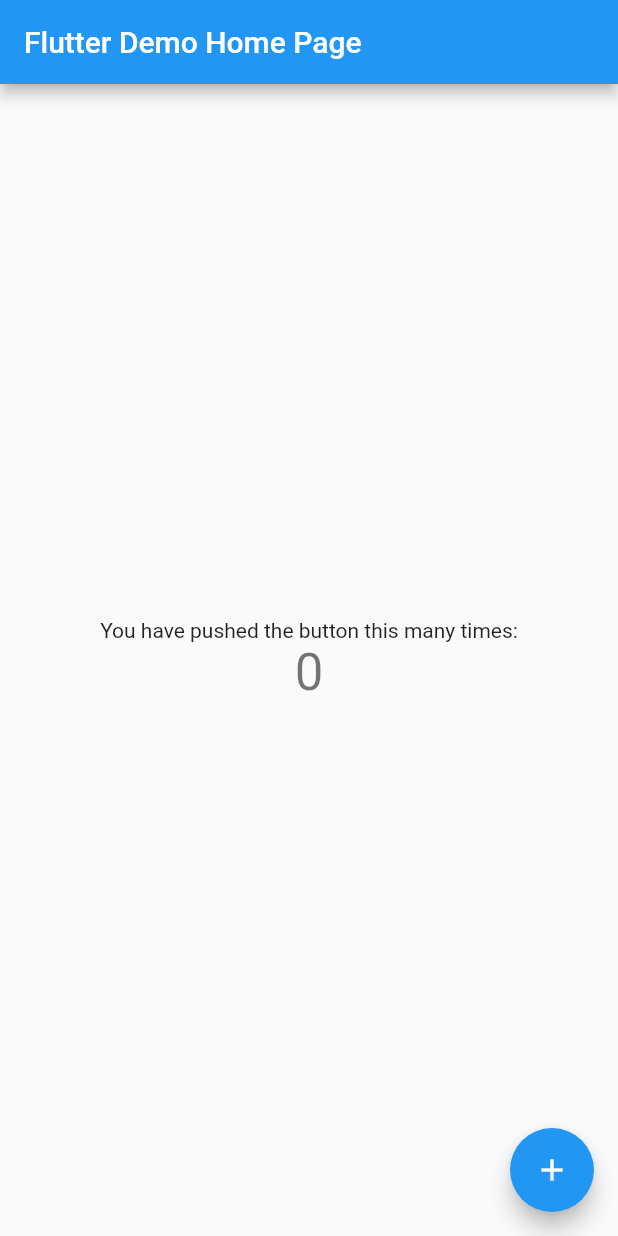
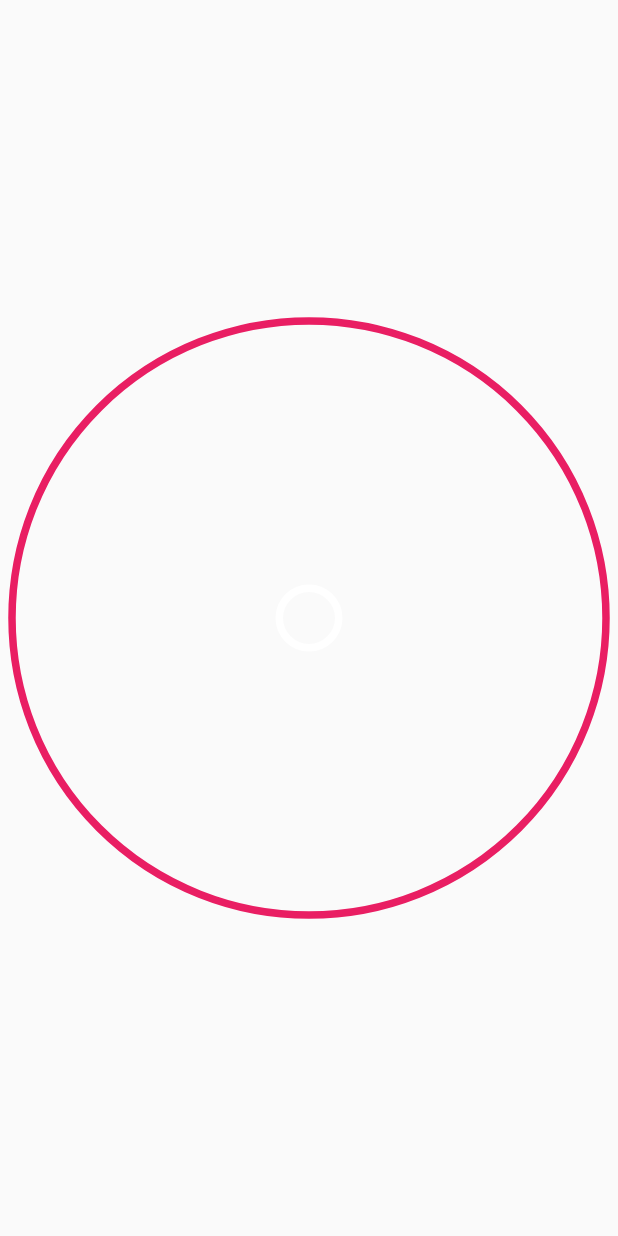
Before and after one commit to roberto-o-r/one-timer, a Flutter app: the screen it shows after launch, on a phone screen of 412 x 824 dp. Run offline on Flutter 3.47's test engine with Material 2 defaults, Android fonts, the phone set to English and light mode, and no system bars.

Commit message:
Static circle painted

```diff
--- a/lib/main.dart
+++ b/lib/main.dart
@@ -1,111 +1,96 @@
 import 'package:flutter/material.dart';
+import 'dart:math' as math;
 
-void main() => runApp(MyApp());
+void main() => runApp(MaterialApp(
+      home: OneTimerApp(),
+    ));
 
-class MyApp extends StatelessWidget {
-  // This widget is the root of your application.
+class OneTimerApp extends StatefulWidget {
+  @override
+  State<StatefulWidget> createState() => OneTimerState();
+}
+
+class OneTimerState extends State<OneTimerApp> with TickerProviderStateMixin {
+  AnimationController controller;
+
+  String get timerString {
+    Duration duration = controller.duration * controller.value;
+    return '${duration.inMinutes}:${(duration.inSeconds % 60).toString().padLeft(2, '0')}';
+  }
+
+  void initState() {
+    super.initState();
+    controller = AnimationController(
+      vsync: this,
+      duration: Duration(seconds: 20),
+    );
+  }
+
   @override
   Widget build(BuildContext context) {
-    return MaterialApp(
-      title: 'Flutter Demo',
-      theme: ThemeData(
-        // This is the theme of your application.
-        //
-        // Try running your application with "flutter run". You'll see the
-        // application has a blue toolbar. Then, without quitting the app, try
-        // changing the primarySwatch below to Colors.green and then invoke
-        // "hot reload" (press "r" in the console where you ran "flutter run",
-        // or simply save your changes to "hot reload" in a Flutter IDE).
-        // Notice that the counter didn't reset back to zero; the application
-        // is not restarted.
-        primarySwatch: Colors.blue,
+    return Scaffold(
+      body: Padding(
+        padding: EdgeInsets.all(8.0),
+        child: Column(
+          children: <Widget>[
+            Expanded(
+              child: Align(
+                alignment: FractionalOffset.center,
+                child: AspectRatio(
+                  aspectRatio: 1.0,
+                  child: Stack(
+                    children: <Widget>[
+                      Positioned.fill(
+                        child: AnimatedBuilder(
+                          animation: controller,
+                          builder: (BuildContext context, Widget child) {
+                            return CustomPaint(
+                              painter: TimerPainter(
+                                  animation: controller,
+                                  backgroundColor: Colors.white,
+                                  color: Colors.pink),
+                            );
+                          },
+                        ),
+                      ),
+                    ],
+                  ),
+                ),
+              ),
+            ),
+            Align()
+          ],
+        ),
       ),
-      home: MyHomePage(title: 'Flutter Demo Home Page'),
     );
   }
 }
 
-class MyHomePage extends StatefulWidget {
-  MyHomePage({Key key, this.title}) : super(key: key);
+class TimerPainter extends CustomPainter {
+  final Animation<double> animation;
+  final Color backgroundColor, color;
 
-  // This widget is the home page of your application. It is stateful, meaning
-  // that it has a State object (defined below) that contains fields that affect
-  // how it looks.
-
-  // This class is the configuration for the state. It holds the values (in this
-  // case the title) provided by the parent (in this case the App widget) and
-  // used by the build method of the State. Fields in a Widget subclass are
-  // always marked "final".
-
-  final String title;
+  TimerPainter({this.animation, this.backgroundColor, this.color})
+      : super(repaint: animation);
 
   @override
-  _MyHomePageState createState() => _MyHomePageState();
-}
+  void paint(Canvas canvas, Size size) {
+    Paint paint = Paint()
+      ..color = backgroundColor
+      ..strokeWidth = 5.0
+      ..strokeCap = StrokeCap.round
+      ..style = PaintingStyle.stroke;
 
-class _MyHomePageState extends State<MyHomePage> {
-  int _counter = 0;
-
-  void _incrementCounter() {
-    setState(() {
-      // This call to setState tells the Flutter framework that something has
-      // changed in this State, which causes it to rerun the build method below
-      // so that the display can reflect the updated values. If we changed
-      // _counter without calling setState(), then the build method would not be
-      // called again, and so nothing would appear to happen.
-      _counter++;
-    });
+    canvas.drawCircle(size.center(Offset.zero), size.width / 20.0, paint);
+    paint.color = color;
+    double progress = (1.0 - animation.value) * 2 * math.pi;
+    canvas.drawArc(Offset.zero & size, math.pi * 1.5, -progress, false, paint);
   }
 
   @override
-  Widget build(BuildContext context) {
-    // This method is rerun every time setState is called, for instance as done
-    // by the _incrementCounter method above.
-    //
-    // The Flutter framework has been optimized to make rerunning build methods
-    // fast, so that you can just rebuild anything that needs updating rather
-    // than having to individually change instances of widgets.
-    return Scaffold(
-      appBar: AppBar(
-        // Here we take the value from the MyHomePage object that was created by
-        // the App.build method, and use it to set our appbar title.
-        title: Text(widget.title),
-      ),
-      body: Center(
-        // Center is a layout widget. It takes a single child and positions it
-        // in the middle of the parent.
-        child: Column(
-          // Column is also layout widget. It takes a list of children and
-          // arranges them vertically. By default, it sizes itself to fit its
-          // children horizontally, and tries to be as tall as its parent.
-          //
-          // Invoke "debug painting" (press "p" in the console, choose the
-          // "Toggle Debug Paint" action from the Flutter Inspector in Android
-          // Studio, or the "Toggle Debug Paint" command in Visual Studio Code)
-          // to see the wireframe for each widget.
-          //
-          // Column has various properties to control how it sizes itself and
-          // how it positions its children. Here we use mainAxisAlignment to
-          // center the children vertically; the main axis here is the vertical
-          // axis because Columns are vertical (the cross axis would be
-          // horizontal).
-          mainAxisAlignment: MainAxisAlignment.center,
-          children: <Widget>[
-            Text(
-              'You have pushed the button this many times:',
-            ),
-            Text(
-              '$_counter',
-              style: Theme.of(context).textTheme.display1,
-            ),
-          ],
-        ),
-      ),
-      floatingActionButton: FloatingActionButton(
-        onPressed: _incrementCounter,
-        tooltip: 'Increment',
-        child: Icon(Icons.add),
-      ), // This trailing comma makes auto-formatting nicer for build methods.
-    );
+  bool shouldRepaint(TimerPainter oldDelegate) {
+    return animation.value != oldDelegate.animation.value ||
+        color != oldDelegate.color ||
+        backgroundColor != oldDelegate.backgroundColor;
   }
 }
```
